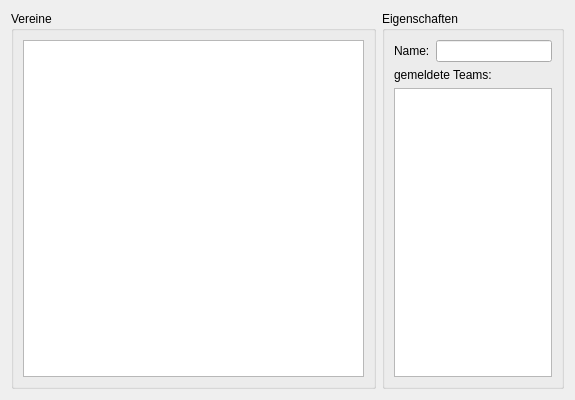
MrApe/OpenCompetition, file modules/clublist/clublistwidget.ui: the form before one commit.
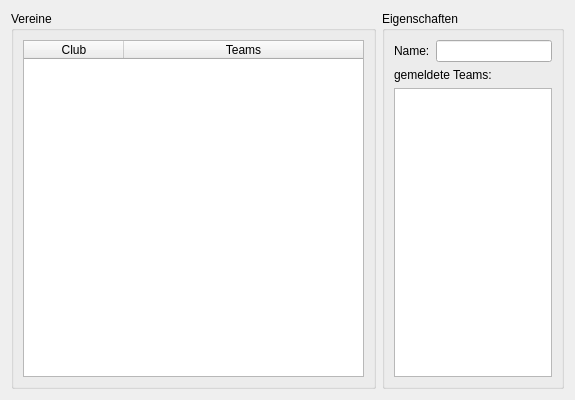
The form after the commit.

Diff of the .ui file:
```diff
--- a/modules/clublist/clublistwidget.ui
+++ b/modules/clublist/clublistwidget.ui
@@ -31,9 +31,26 @@
      <property name="title">
       <string>Vereine</string>
      </property>
-     <layout class="QVBoxLayout" name="verticalLayout">
+     <layout class="QHBoxLayout" name="horizontalLayout_4">
       <item>
-       <widget class="QTableView" name="tableView"/>
+       <widget class="QTableWidget" name="clubTable">
+        <attribute name="horizontalHeaderStretchLastSection">
+         <bool>true</bool>
+        </attribute>
+        <attribute name="horizontalHeaderStretchLastSection">
+         <bool>true</bool>
+        </attribute>
+        <column>
+         <property name="text">
+          <string>Club</string>
+         </property>
+        </column>
+        <column>
+         <property name="text">
+          <string>Teams</string>
+         </property>
+        </column>
+       </widget>
       </item>
      </layout>
     </widget>
```
